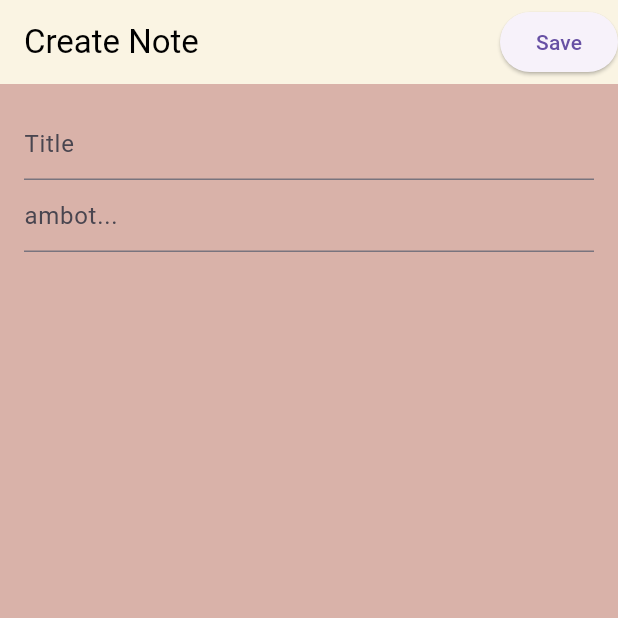
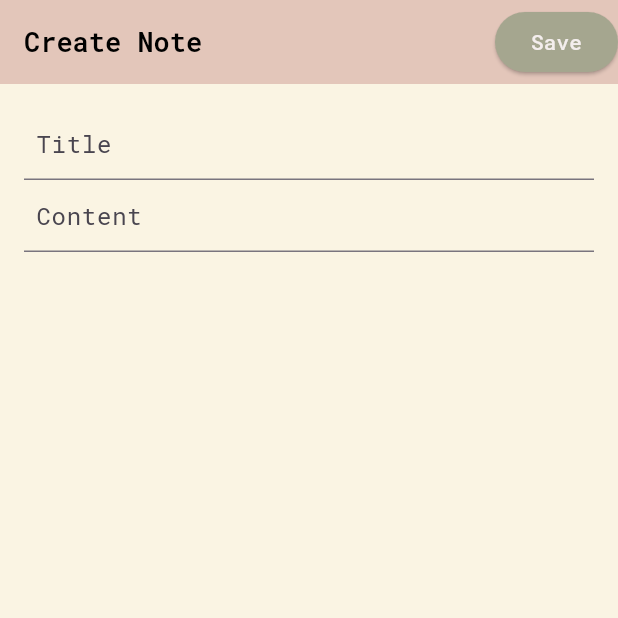
Before and after one commit to KeeeeEf/mobdev_final, a Flutter app: the NotesList screen opened by its route, after a tap on the "add" icon, on a phone screen of 412 x 824 dp, the top half of it. Run offline on Flutter 3.47's test engine with Material 3 defaults, Android fonts, the phone set to English and light mode, and no system bars; our stand-ins replace cloud_firestore, firebase_auth, firebase_core, flutter_secure_storage, google_fonts, google_sign_in; accounts and stored records are empty; network calls fail.

Commit message:
create note added

```diff
--- a/lib/details/CreateNote.dart
+++ b/lib/details/CreateNote.dart
@@ -1,6 +1,7 @@
 import 'package:flutter/material.dart';
 import 'package:cloud_firestore/cloud_firestore.dart';
 import 'package:firebase_core/firebase_core.dart';
+import 'package:google_fonts/google_fonts.dart';
 import 'package:mobdev_final/firebase_options.dart';
 import 'package:mobdev_final/colors.dart';
 import 'package:mobdev_final/services/firestore.dart';
@@ -19,7 +20,8 @@ class CreateNote extends StatefulWidget {
   final String? noteText;
   final String? docID;
 
-  const CreateNote({Key? key, this.noteTitle, this.noteText, this.docID}) : super(key: key);
+  const CreateNote({Key? key, this.noteTitle, this.noteText, this.docID})
+      : super(key: key);
 
   @override
   State<CreateNote> createState() => _CreateNoteScreenState();
@@ -44,14 +46,23 @@ class _CreateNoteScreenState extends State<CreateNote> {
     return MaterialApp(
       theme: ThemeData(scaffoldBackgroundColor: background),
       home: Scaffold(
+        backgroundColor: Color.fromRGBO(250, 244, 227, 1),
         appBar: AppBar(
+          backgroundColor: Color.fromRGBO(217, 178, 169, 0.7),
           title: Text(
             'Create Note',
-            style: TextStyle(color: Colors.black),
+            style: GoogleFonts.robotoMono(
+              color: Colors.black,
+              fontSize: 18.0,
+              fontWeight: FontWeight.w600,
+            ),
           ),
-          backgroundColor: primary,
           actions: [
             ElevatedButton(
+              style: ButtonStyle(
+                backgroundColor: MaterialStateProperty.all<Color>(
+                    Color.fromRGBO(165, 166, 143, 1)),
+              ),
               onPressed: () {
                 if (widget.docID == null) {
                   firestoreService.addNote(
@@ -67,7 +78,11 @@ class _CreateNoteScreenState extends State<CreateNote> {
                 }
                 Navigator.pop(context);
               },
-              child: Text('Save'),
+              child: Text(
+                'Save',
+                style: GoogleFonts.robotoMono(
+                    color: Color.fromRGBO(244, 238, 237, 1), fontSize: 14.0),
+              ),
             ),
           ],
         ),
@@ -78,16 +93,20 @@ class _CreateNoteScreenState extends State<CreateNote> {
             children: [
               TextField(
                 controller: titleController,
+                style: GoogleFonts.robotoMono(),
                 decoration: InputDecoration(
-                  hintText: 'Title',
-                ),
+                    hintText: 'Title',
+                    hintStyle: GoogleFonts.robotoMono(),
+                    contentPadding: EdgeInsets.all(8.0)),
                 maxLines: null, // Allows multiple lines
               ),
               TextField(
                 controller: textController,
+                style: GoogleFonts.robotoMono(),
                 decoration: InputDecoration(
-                  hintText: 'ambot...'
-                ),
+                    hintText: 'Content',
+                    hintStyle: GoogleFonts.robotoMono(),
+                    contentPadding: EdgeInsets.all(8.0)),
                 maxLines: null, // Allows multiple lines
               ),
             ],
--- a/lib/details/Login.dart
+++ b/lib/details/Login.dart
@@ -68,7 +68,7 @@ class _LoginState extends State<Login> {
             ),
             Container(
               width: 300.0,
-              height: 350.0,
+              height: 400.0,
               padding: const EdgeInsets.all(16.0),
               decoration: BoxDecoration(
                 color: const Color.fromRGBO(250, 244, 227, 1),
@@ -112,7 +112,7 @@ class _LoginState extends State<Login> {
                       backgroundColor: MaterialStateProperty.all<Color>(
                           Color.fromRGBO(242, 219, 213, 1)),
                       padding: MaterialStateProperty.all<EdgeInsetsGeometry>(
-                        const EdgeInsets.symmetric(horizontal: 20, vertical: 20),
+                        const EdgeInsets.symmetric(horizontal: 10, vertical: 10),
                       ),
                     ),
                     child: Text(
@@ -133,7 +133,7 @@ class _LoginState extends State<Login> {
                       backgroundColor: MaterialStateProperty.all<Color>(
                           Color.fromRGBO(242, 219, 213, 1)),
                       padding: MaterialStateProperty.all<EdgeInsetsGeometry>(
-                        const EdgeInsets.symmetric(horizontal: 20, vertical: 20),
+                        const EdgeInsets.symmetric(horizontal: 10, vertical: 10),
                       ),
                     ),
                     child: Text(
--- a/lib/details/NotesList.dart
+++ b/lib/details/NotesList.dart
@@ -102,7 +102,7 @@ class _NotesListScreenState extends State<NotesList> {
                           style: GoogleFonts.robotoMono(
                               fontSize: 14.0,
                               color: Colors.black,
-                              fontWeight: FontWeight.w400),
+                              fontWeight: FontWeight.w700),
                         ),
                         onTap: () {
                           Navigator.push(
--- a/lib/details/Signup.dart
+++ b/lib/details/Signup.dart
@@ -100,7 +100,7 @@ class _SignupState extends State<Signup> {
                       ),
                       padding: MaterialStateProperty.all<EdgeInsetsGeometry>(
                         const EdgeInsets.symmetric(
-                            horizontal: 20, vertical: 20),
+                            horizontal: 10, vertical: 10),
                       ),
                     ),
                     child: Text(
```
